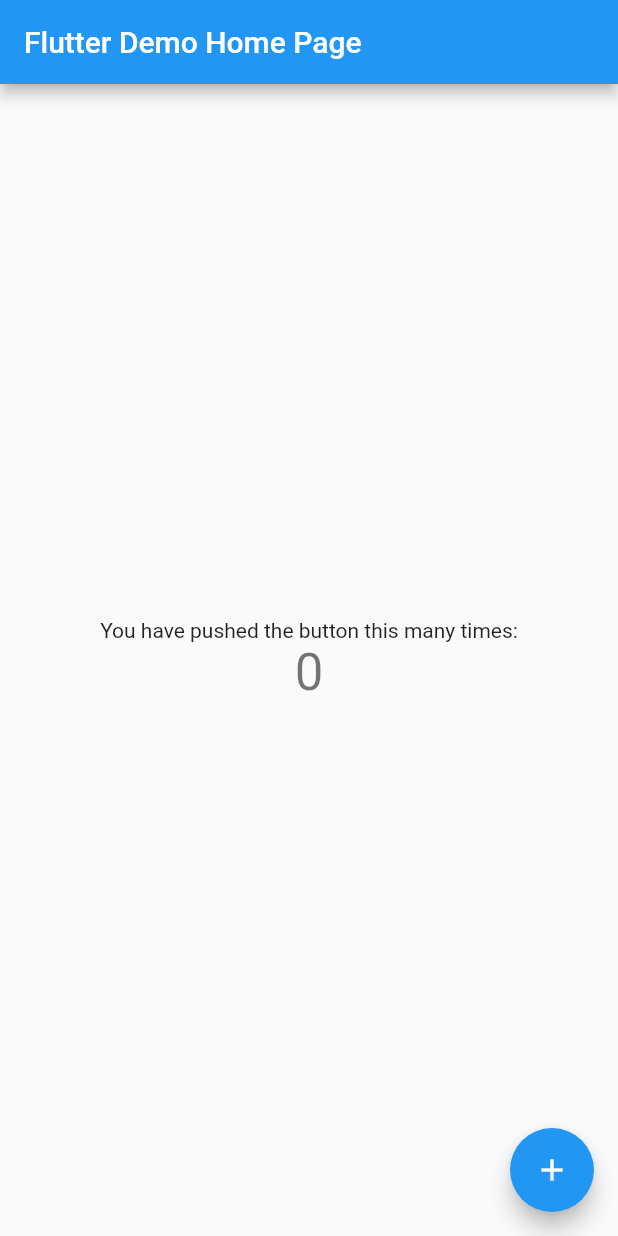
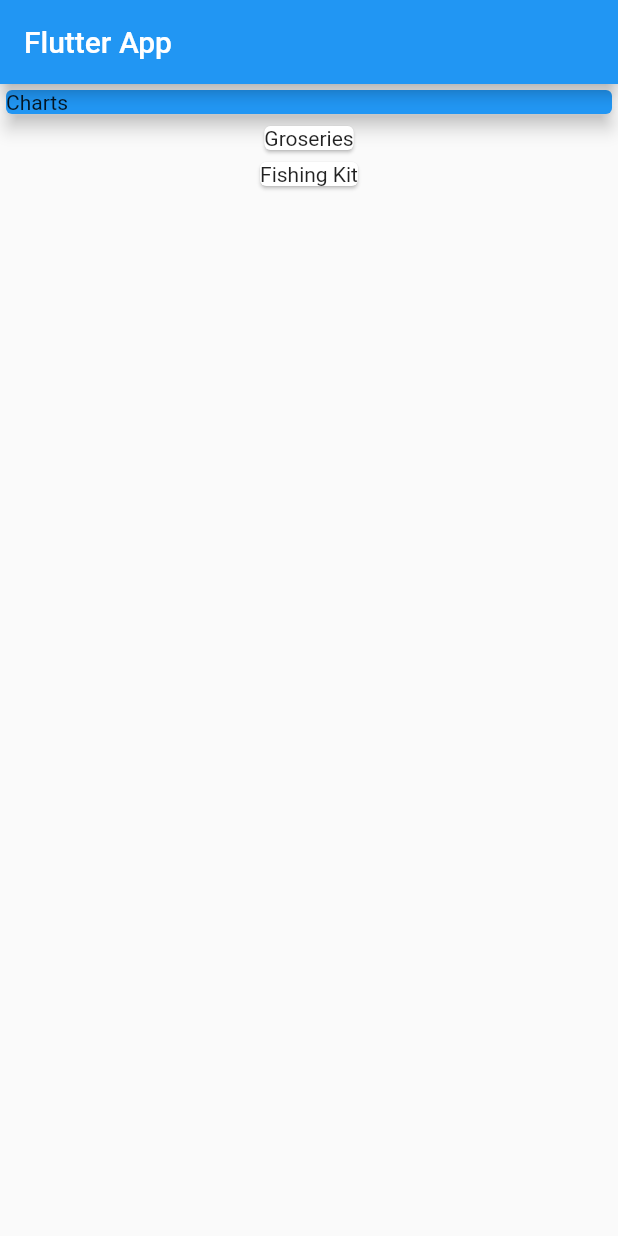
Before and after one commit to NCFUSN/Budget, a Flutter app: the screen it shows after launch, on a phone screen of 412 x 824 dp. Run offline on Flutter 3.47's test engine with Material 2 defaults, Android fonts, the phone set to English and light mode, and no system bars.

```diff
--- a/lib/main.dart
+++ b/lib/main.dart
@@ -1,117 +1,60 @@
 import 'package:flutter/material.dart';
+import './transaction.dart';
 
-void main() {
-  runApp(MyApp());
-}
+void main() => runApp(MyApp());
 
 class MyApp extends StatelessWidget {
-  // This widget is the root of your application.
   @override
   Widget build(BuildContext context) {
     return MaterialApp(
-      title: 'Flutter Demo',
-      theme: ThemeData(
-        // This is the theme of your application.
-        //
-        // Try running your application with "flutter run". You'll see the
-        // application has a blue toolbar. Then, without quitting the app, try
-        // changing the primarySwatch below to Colors.green and then invoke
-        // "hot reload" (press "r" in the console where you ran "flutter run",
-        // or simply save your changes to "hot reload" in a Flutter IDE).
-        // Notice that the counter didn't reset back to zero; the application
-        // is not restarted.
-        primarySwatch: Colors.blue,
-        // This makes the visual density adapt to the platform that you run
-        // the app on. For desktop platforms, the controls will be smaller and
-        // closer together (more dense) than on mobile platforms.
-        visualDensity: VisualDensity.adaptivePlatformDensity,
-      ),
-      home: MyHomePage(title: 'Flutter Demo Home Page'),
+      title: 'Flutter App',
+      home: MyHomePage(),
     );
   }
 }
 
-class MyHomePage extends StatefulWidget {
-  MyHomePage({Key key, this.title}) : super(key: key);
-
-  // This widget is the home page of your application. It is stateful, meaning
-  // that it has a State object (defined below) that contains fields that affect
-  // how it looks.
-
-  // This class is the configuration for the state. It holds the values (in this
-  // case the title) provided by the parent (in this case the App widget) and
-  // used by the build method of the State. Fields in a Widget subclass are
-  // always marked "final".
-
-  final String title;
-
-  @override
-  _MyHomePageState createState() => _MyHomePageState();
-}
-
-class _MyHomePageState extends State<MyHomePage> {
-  int _counter = 0;
-
-  void _incrementCounter() {
-    setState(() {
-      // This call to setState tells the Flutter framework that something has
-      // changed in this State, which causes it to rerun the build method below
-      // so that the display can reflect the updated values. If we changed
-      // _counter without calling setState(), then the build method would not be
-      // called again, and so nothing would appear to happen.
-      _counter++;
-    });
-  }
-
+class MyHomePage extends StatelessWidget {
+  List<Transaction> transactions = [
+    Transaction(
+        amount: 12.54,
+        id: '4564433677',
+        title: 'Groseries',
+        time: DateTime.now()),
+    Transaction(
+        amount: 34.20,
+        id: '4564433678',
+        title: 'Fishing Kit',
+        time: DateTime.now())
+  ];
   @override
   Widget build(BuildContext context) {
-    // This method is rerun every time setState is called, for instance as done
-    // by the _incrementCounter method above.
-    //
-    // The Flutter framework has been optimized to make rerunning build methods
-    // fast, so that you can just rebuild anything that needs updating rather
-    // than having to individually change instances of widgets.
     return Scaffold(
       appBar: AppBar(
-        // Here we take the value from the MyHomePage object that was created by
-        // the App.build method, and use it to set our appbar title.
-        title: Text(widget.title),
+        title: Text('Flutter App'),
       ),
       body: Center(
-        // Center is a layout widget. It takes a single child and positions it
-        // in the middle of the parent.
         child: Column(
-          // Column is also a layout widget. It takes a list of children and
-          // arranges them vertically. By default, it sizes itself to fit its
-          // children horizontally, and tries to be as tall as its parent.
-          //
-          // Invoke "debug painting" (press "p" in the console, choose the
-          // "Toggle Debug Paint" action from the Flutter Inspector in Android
-          // Studio, or the "Toggle Debug Paint" command in Visual Studio Code)
-          // to see the wireframe for each widget.
-          //
-          // Column has various properties to control how it sizes itself and
-          // how it positions its children. Here we use mainAxisAlignment to
-          // center the children vertically; the main axis here is the vertical
-          // axis because Columns are vertical (the cross axis would be
-          // horizontal).
-          mainAxisAlignment: MainAxisAlignment.center,
-          children: <Widget>[
-            Text(
-              'You have pushed the button this many times:',
+          mainAxisAlignment: MainAxisAlignment.start,
+          crossAxisAlignment: CrossAxisAlignment.center,
+          children: [
+            Container(
+              width: double.infinity,
+              child: Card(
+                color: Colors.blue,
+                elevation: 5,
+                child: Text('Charts'),
+              ),
             ),
-            Text(
-              '$_counter',
-              style: Theme.of(context).textTheme.headline4,
+            Column(
+              children: transactions.map((tx) {
+                return Card(
+                  child: Text(tx.title),
+                );
+              }).toList(),
             ),
           ],
         ),
       ),
-      floatingActionButton: FloatingActionButton(
-        onPressed: _incrementCounter,
-        tooltip: 'Increment',
-        child: Icon(Icons.add),
-      ), // This trailing comma makes auto-formatting nicer for build methods.
     );
   }
 }
--- /dev/null
+++ b/lib/transaction.dart
@@ -0,0 +1,14 @@
+import 'package:flutter/foundation.dart';
+
+class Transaction {
+  final String id;
+  final String title;
+  final double amount;
+  final DateTime time;
+
+  Transaction(
+      {@required this.id,
+      @required this.time,
+      @required this.title,
+      @required this.amount});
+}
```
Also changed, not shown: pubspec.lock.
